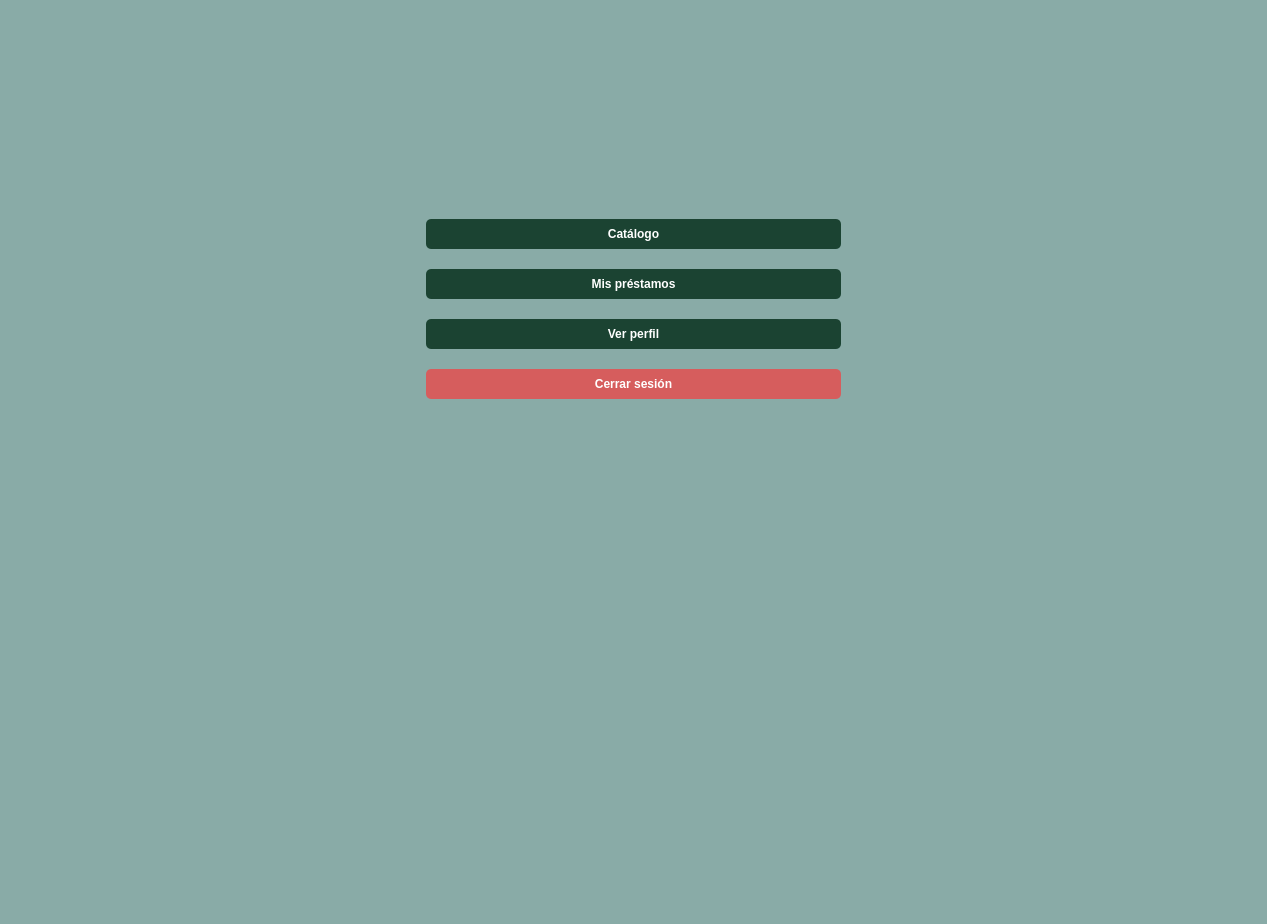
Before: the Qt Designer form src/vista/Ui/VistaEstudiante.ui in ivantm1/proyecto-software, drawn with Qt 5.
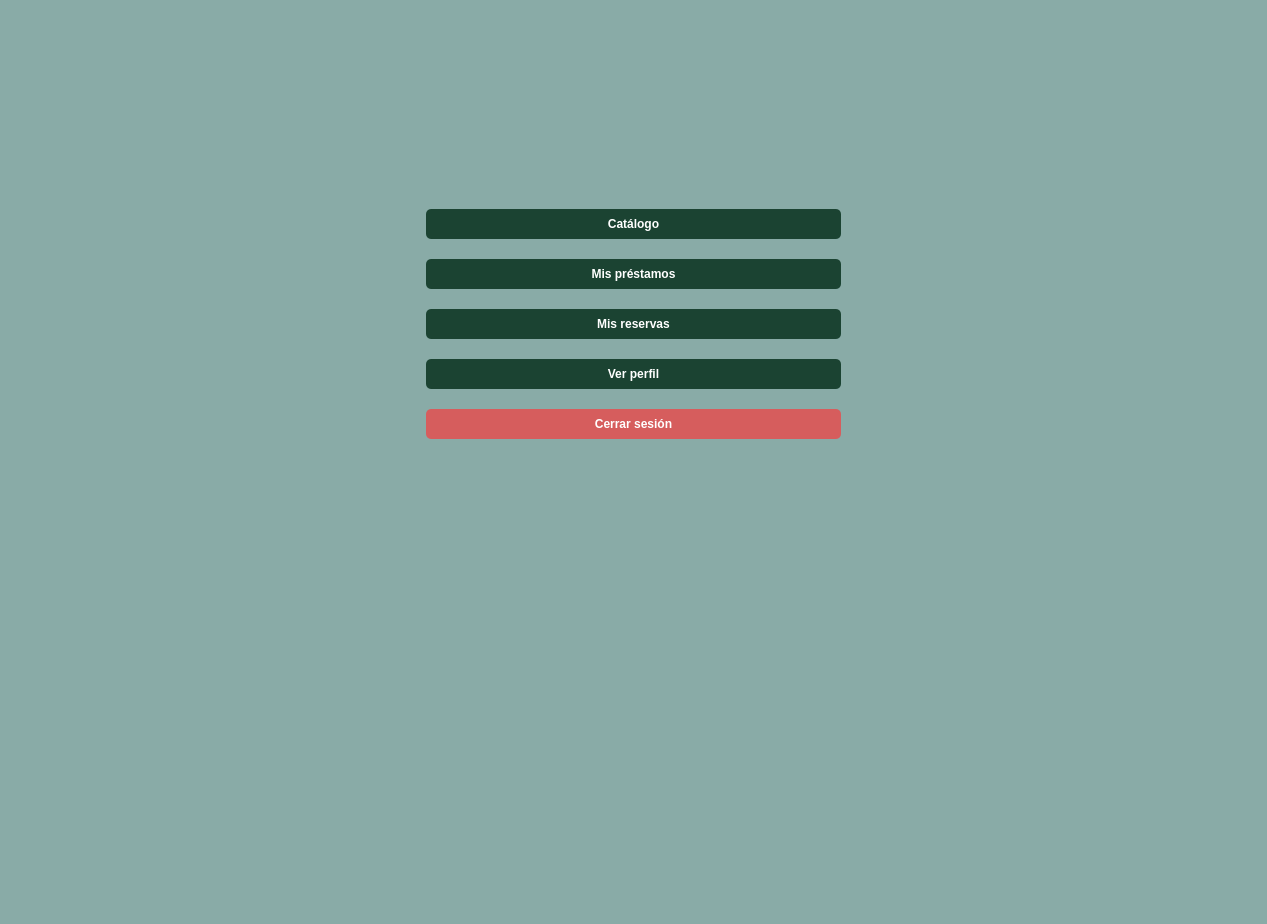
After: the same form once the commit is applied. Icons and pictures are not drawn.

Commit message: "Boton mis reservas en vistaestudiante y añado vista misReservas"

```diff
--- a/src/vista/Ui/VistaEstudiante.ui
+++ b/src/vista/Ui/VistaEstudiante.ui
@@ -166,6 +166,30 @@
        </property>
       </widget>
      </item>
+     <item>
+      <widget class="QPushButton" name="boton_reservas">
+       <property name="styleSheet">
+        <string notr="true">QPushButton {
+    background-color: #1B4332; 
+    color: white;  
+    border-radius: 5px; 
+    padding: 8px;  
+    font-weight: bold;
+}
+
+QPushButton:hover {
+    background-color: #2D6A4F; 
+}
+
+QPushButton:pressed {
+    background-color: #081C15; 
+}</string>
+       </property>
+       <property name="text">
+        <string>Mis reservas</string>
+       </property>
+      </widget>
+     </item>
      <item>
       <widget class="QPushButton" name="boton_perfil">
        <property name="styleSheet">
```
The commit also changes 1 other file.
